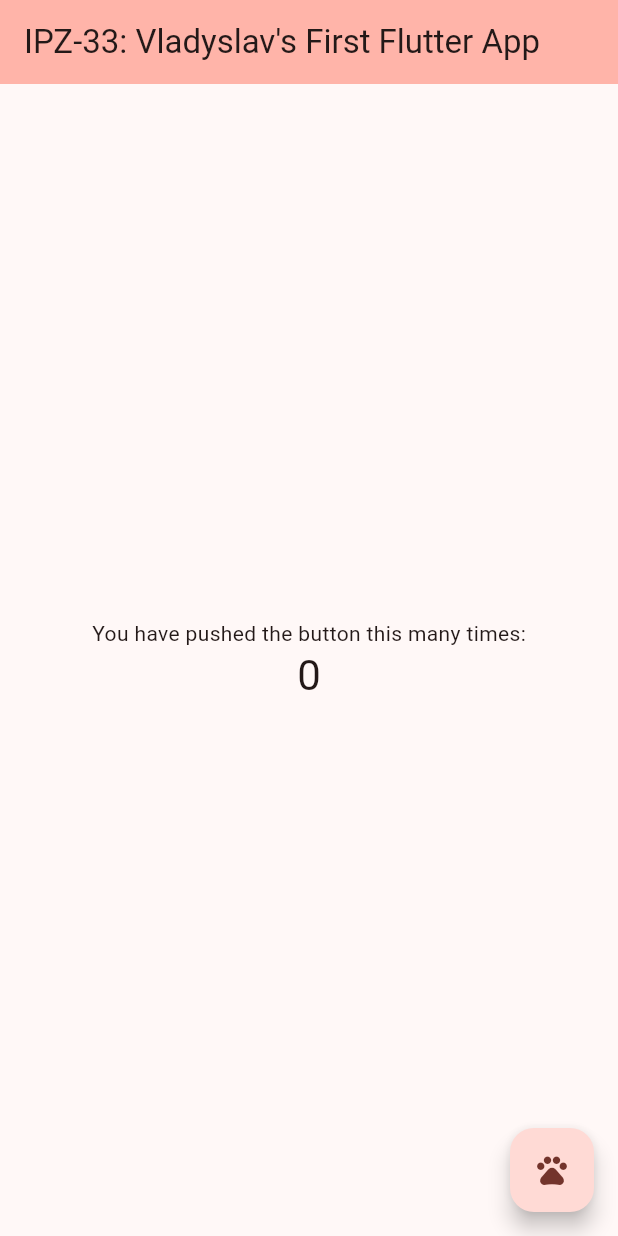
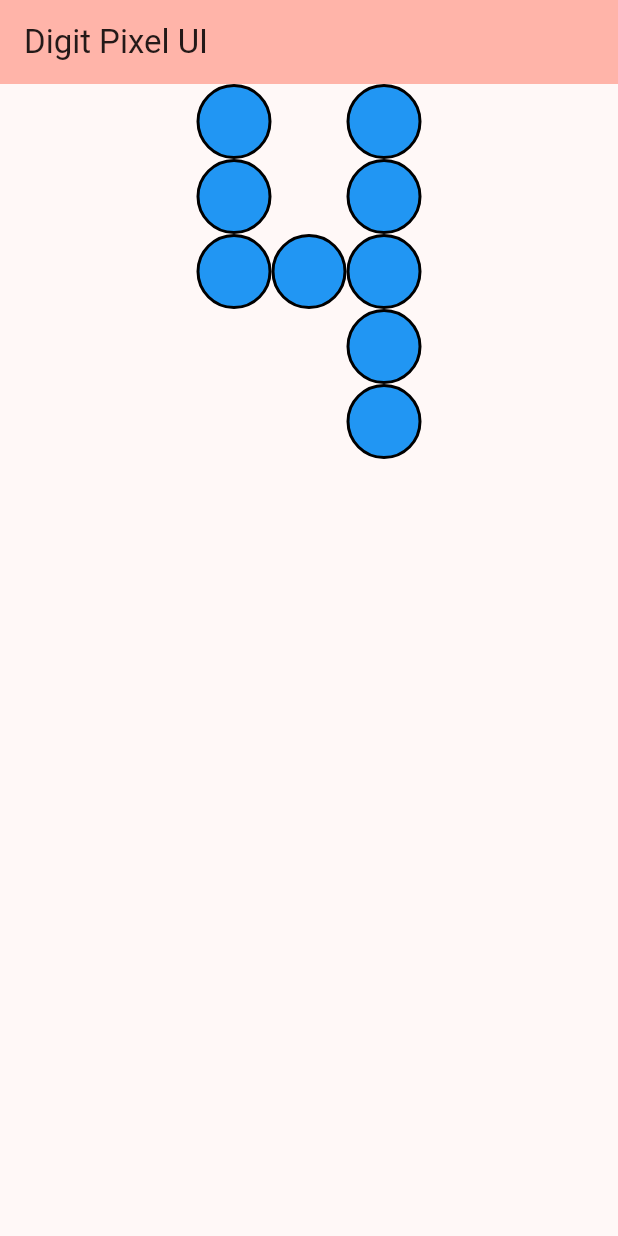
Before and after one commit to Poultergeist/Vladyslav-Lohatskiy-IPZ-33-Labs-11v, a Flutter app: the screen it shows after launch, on a phone screen of 412 x 824 dp. Run offline on Flutter 3.47's test engine with Material 3 defaults, Android fonts, the phone set to English and light mode, and no system bars.

Commit message:
Updated files for lab 5

```diff
--- a/lib/main.dart
+++ b/lib/main.dart
@@ -3,6 +3,12 @@ import 'package:flutter/material.dart';
 void main() {
   runApp(const MyApp());
 }
+
+const _size = 50.0;
+const _bgColor = Colors.blue;
+const _borderColor = Colors.black;
+const _borderWidth = 2.0;
+const _borderRadius = 25.0;
 
 class MyApp extends StatelessWidget {
   const MyApp({super.key});
@@ -10,12 +16,12 @@ class MyApp extends StatelessWidget {
   @override
   Widget build(BuildContext context) {
     return MaterialApp(
-      title: 'Flutter Demo',
+      title: 'Digit Pixel UI',
       theme: ThemeData(
         colorScheme: ColorScheme.fromSeed(seedColor: Colors.red),
         useMaterial3: true,
       ),
-      home: const MyHomePage(title: 'IPZ-33: Vladyslav\'s First Flutter App'),
+      home: const MyHomePage(title: 'Digit Pixel UI'),
     );
   }
 }
@@ -30,14 +36,6 @@ class MyHomePage extends StatefulWidget {
 }
 
 class _MyHomePageState extends State<MyHomePage> {
-  int _counter = 0;
-
-  void _incrementCounter() {
-    setState(() {
-      _counter += 4;
-    });
-  }
-
   @override
   Widget build(BuildContext context) {
     return Scaffold(
@@ -45,25 +43,86 @@ class _MyHomePageState extends State<MyHomePage> {
         backgroundColor: Theme.of(context).colorScheme.inversePrimary,
         title: Text(widget.title),
       ),
-      body: Center(
-        child: Column(
-          mainAxisAlignment: MainAxisAlignment.center,
-          children: <Widget>[
-            const Text(
-              'You have pushed the button this many times:',
-            ),
-            Text(
-              '$_counter',
-              style: Theme.of(context).textTheme.headlineMedium,
-            ),
-          ],
-        ),
-      ),
-      floatingActionButton: FloatingActionButton(
-        onPressed: _incrementCounter,
-        tooltip: 'Increment',
-        child: const Icon(Icons.pets),
+      body: Column(
+        mainAxisAlignment: MainAxisAlignment.start,
+        children: _buildFour(),
       ),
     );
   }
+
+  List<Widget> _buildFour() {
+    return [
+      _buildLineAround(),
+      _buildLineAround(),
+      _buildLineTop(),
+      _buildLineRight(),
+      _buildLineRight(),
+    ];
+  }
+
+  Widget _buildLineTop() {
+    return Row(
+      mainAxisAlignment: MainAxisAlignment.center,
+      children: [
+        _buildDot(),
+        _buildDot(),
+        _buildDot(),
+      ],
+    );
+  }
+
+  Widget _buildLineLeft() {
+    return Row(
+      mainAxisAlignment: MainAxisAlignment.center,
+      children: [
+        _buildDot(),
+        _buildEmpty(),
+        _buildEmpty(),
+      ],
+    );
+  }
+
+  Widget _buildLineRight() {
+    return Row(
+      mainAxisAlignment: MainAxisAlignment.center,
+      children: [
+        _buildEmpty(),
+        _buildEmpty(),
+        _buildDot(),
+      ],
+    );
+  }
+
+  Widget _buildLineAround() {
+    return Row(
+      mainAxisAlignment: MainAxisAlignment.center,
+      children: [
+        _buildDot(),
+        _buildEmpty(),
+        _buildDot(),
+      ],
+    );
+  }
+
+  Widget _buildDot() {
+    return Container(
+      width: _size,
+      height: _size,
+      decoration: BoxDecoration(
+        color: _bgColor,
+        borderRadius: const BorderRadius.all(Radius.circular(_borderRadius)),
+        border: Border.all(
+          color: _borderColor,
+          width: _borderWidth,
+        ),
+      ),
+    );
+  }
+
+  Widget _buildEmpty() {
+    return const SizedBox(
+      width: _size,
+      height: _size,
+    );
+  }
 }
```
